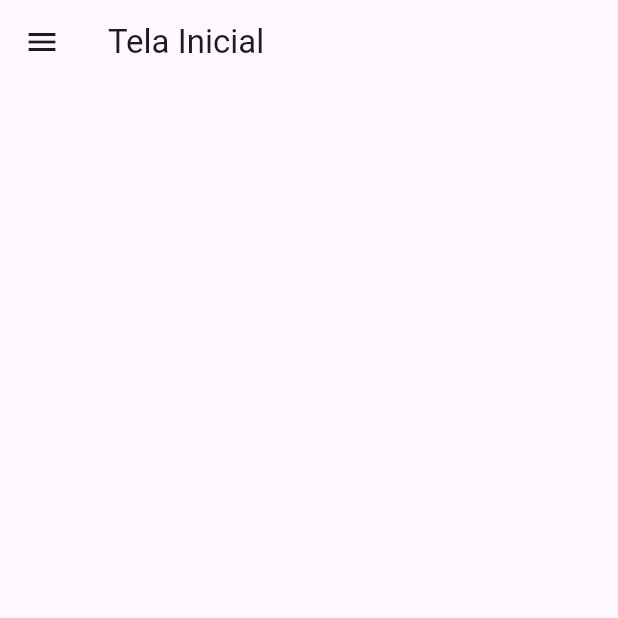
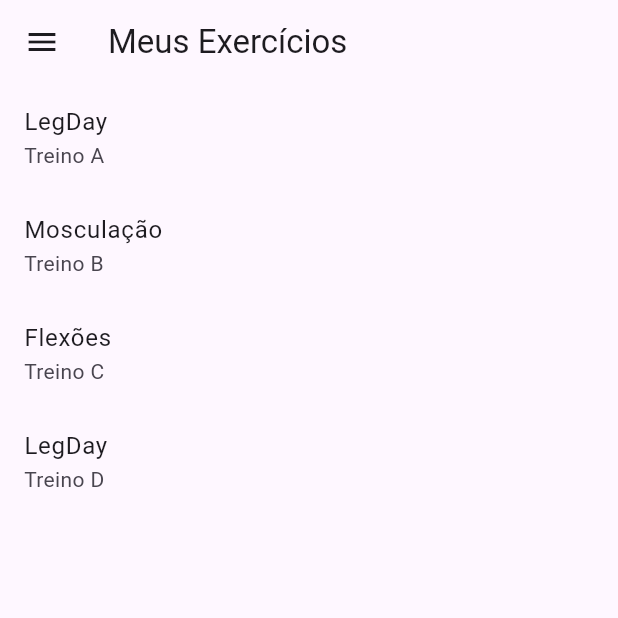
Before and after one commit to edmor-gustavo/gymapp, a Flutter app: the screen it shows once a user with an empty profile is signed in, on a phone screen of 412 x 824 dp, the top half of it. Run offline on Flutter 3.47's test engine with Material 3 defaults, Android fonts, the phone set to English and light mode, and no system bars; our stand-ins replace firebase_auth, firebase_core; accounts and stored records are empty; generated files the repository leaves out were written again.

Commit message:
colocamos informação na tela principar

```diff
--- a/lib/main.dart
+++ b/lib/main.dart
@@ -36,7 +36,7 @@ class RoteadorTela extends StatelessWidget {
         stream: FirebaseAuth.instance.userChanges(),
         builder: (context, snapshot)  {
           if(snapshot.hasData){
-            return const Iniciotela();
+            return  Iniciotela();
           }else{
             return const AutenticacaoTela();
           }
--- a/lib/tela/inicioTela.dart
+++ b/lib/tela/inicioTela.dart
@@ -1,18 +1,50 @@
 import 'package:flutter/cupertino.dart';
 import 'package:flutter/material.dart';
 import 'package:flutter_gymapp/servicos/autenticacaoServicos.dart';
+import 'package:flutter_gymapp/tela/primeira_tela.dart';
+import '../model/Exercicio_modelo.dart';
 
 class Iniciotela extends StatelessWidget {
-  const Iniciotela({Key? key}) : super(key: key);
+   Iniciotela({Key? key}) : super(key: key);
+
+  final List<ExercicioModelo> listaExerciocios = [
+   ExercicioModelo(
+   id: "EX01",
+   nome:"LegDay",
+   treino: "Treino A",
+   comoFazer: " Pize a barra e empurra"),
+
+   ExercicioModelo(
+   id: "EX02",
+   nome:"Mosculação",
+   treino: "Treino B",
+   comoFazer: " Segura a barra e puxa"),
+   ExercicioModelo(
+   id: "EX03",
+   nome:"Flexões",
+   treino: "Treino C",
+   comoFazer: " Coloque a mão sobre o chão e faça sobe e desce "),
+
+    ExercicioModelo(
+   id: "EX04",
+   nome:"LegDay",
+   treino: "Treino D",
+   comoFazer: " Segura a barra e puxa"),
+  ];
+
 
   @override
   Widget build(BuildContext context) {
     return Scaffold(
       appBar: AppBar(
-        title: const Text("Tela Inicial"),
+        title: const Text("Meus Exercícios"),
       ),
       drawer: Drawer(
         child: ListView(children: [
+          UserAccountsDrawerHeader(
+              accountName: accountName,
+              accountEmail: accountEmail),
+
           ListTile(
         leading:const Icon(Icons.logout),
           title:const Text("Deslogar"),
@@ -23,6 +55,24 @@ class Iniciotela extends StatelessWidget {
         ],
   ),
       ),
-    );
+      body: ListView(children: List.generate(listaExerciocios.length, (index){
+        ExercicioModelo exercicioModelo = listaExerciocios[index];
+          return  ListTile(
+            title: Text(exercicioModelo.nome),
+            subtitle: Text(exercicioModelo.treino),
+            onTap: (){
+              Navigator.push(
+                  context, MaterialPageRoute(
+                  builder: (context) =>
+              PrimeiraTela(exercicioModelo:exercicioModelo ,)
+                ),
+              );
+             },
+
+          );
+         },
+        ),
+       ) ,
+     );
+    }
   }
-}
--- a/lib/tela/primeira_tela.dart
+++ b/lib/tela/primeira_tela.dart
@@ -5,14 +5,9 @@ import '../model/Exercicio_modelo.dart';
 import '../model/Sentimento_modelo.dart';
 
 class PrimeiraTela extends StatelessWidget {
-  PrimeiraTela({super.key});
 
-  final ExercicioModelo exercicioModelo =
-  ExercicioModelo(
-      id: "EX01",
-      nome:"LegDay",
-      treino: "Treino A",
-      comoFazer: " Segura a barra e puxa");
+  final ExercicioModelo exercicioModelo;
+  PrimeiraTela({super.key, required this.exercicioModelo});
 
   final List<SentimentoModelo> listSentimento =[
     SentimentoModelo(id:"SE01",
```
